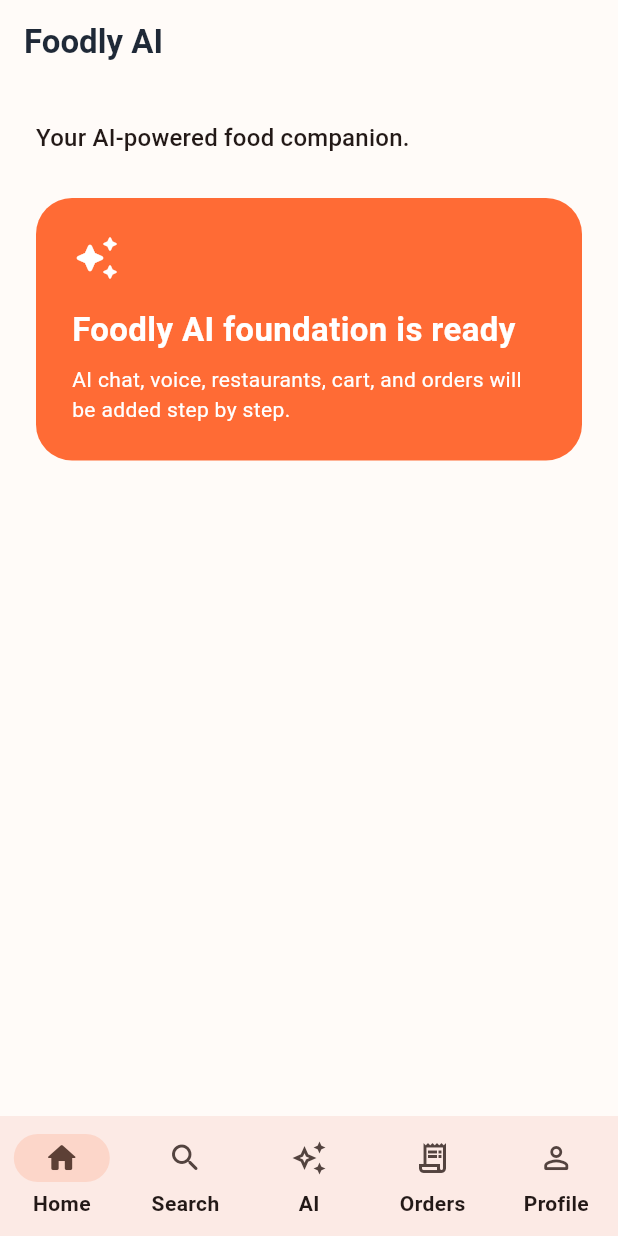
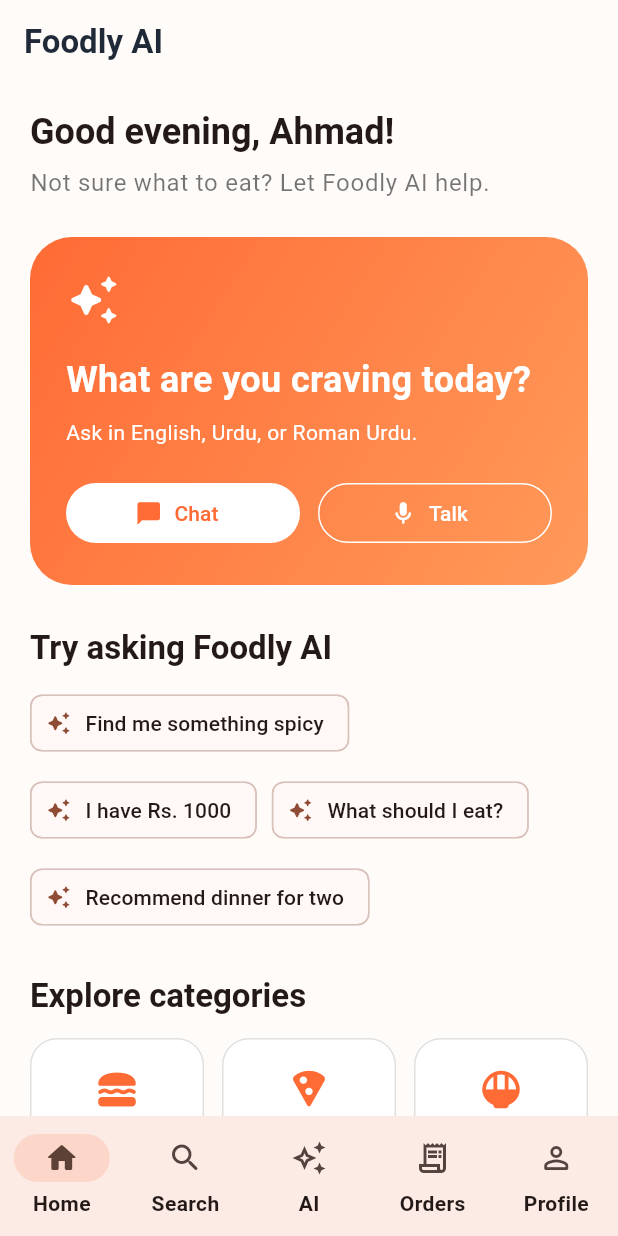
Before and after one commit to Ahmad-Asg/-Foodly-AI-Order-Food-by-Your-Voice, a Flutter app: the AppShell screen opened directly, on a phone screen of 412 x 824 dp. Run offline on Flutter 3.47's test engine with Material 3 defaults, Android fonts, the phone set to English and light mode, and no system bars.

Commit message:
Build AI-first Foodly home screen

```diff
--- a/lib/features/home/presentation/home_screen.dart
+++ b/lib/features/home/presentation/home_screen.dart
@@ -5,50 +5,219 @@ import '../../../core/theme/app_theme.dart';
 class HomeScreen extends StatelessWidget {
   const HomeScreen({super.key});
 
+  void _showComingSoon(BuildContext context, String feature) {
+    ScaffoldMessenger.of(context).showSnackBar(
+      SnackBar(content: Text('$feature is coming in the next step.')),
+    );
+  }
+
   @override
   Widget build(BuildContext context) {
     return SafeArea(
-      child: Padding(
+      child: ListView(
+        padding: const EdgeInsets.fromLTRB(20, 16, 20, 28),
+        children: [
+          Text(
+            'Good evening, Ahmad!',
+            style: Theme.of(context).textTheme.headlineSmall?.copyWith(
+                  fontWeight: FontWeight.bold,
+                ),
+          ),
+          const SizedBox(height: 6),
+          Text(
+            'Not sure what to eat? Let Foodly AI help.',
+            style: Theme.of(context).textTheme.bodyLarge?.copyWith(
+                  color: Colors.black54,
+                ),
+          ),
+          const SizedBox(height: 24),
+          Container(
             padding: const EdgeInsets.all(24),
+            decoration: BoxDecoration(
+              borderRadius: BorderRadius.circular(28),
+              gradient: const LinearGradient(
+                colors: [FoodlyColors.primary, Color(0xFFFF9A5A)],
+                begin: Alignment.topLeft,
+                end: Alignment.bottomRight,
+              ),
+            ),
             child: Column(
               crossAxisAlignment: CrossAxisAlignment.start,
               children: [
-            Text(
-              'Your AI-powered food companion.',
-              style: Theme.of(context).textTheme.titleMedium,
+                const Icon(
+                  Icons.auto_awesome_rounded,
+                  size: 36,
+                  color: Colors.white,
                 ),
-            const SizedBox(height: 28),
-            Container(
-              width: double.infinity,
-              padding: const EdgeInsets.all(24),
-              decoration: BoxDecoration(
-                color: FoodlyColors.primary,
-                borderRadius: BorderRadius.circular(24),
-              ),
-              child: const Column(
-                crossAxisAlignment: CrossAxisAlignment.start,
-                children: [
-                  Icon(Icons.auto_awesome_rounded, color: Colors.white, size: 32),
-                  SizedBox(height: 16),
-                  Text(
-                    'Foodly AI foundation is ready',
+                const SizedBox(height: 18),
+                const Text(
+                  'What are you craving today?',
                   style: TextStyle(
                     color: Colors.white,
-                      fontSize: 22,
+                    fontSize: 24,
                     fontWeight: FontWeight.bold,
                   ),
                 ),
-                  SizedBox(height: 8),
-                  Text(
-                    'AI chat, voice, restaurants, cart, and orders will be added step by step.',
+                const SizedBox(height: 8),
+                const Text(
+                  'Ask in English, Urdu, or Roman Urdu.',
                   style: TextStyle(color: Colors.white),
+                ),
+                const SizedBox(height: 20),
+                Row(
+                  children: [
+                    Expanded(
+                      child: FilledButton.icon(
+                        style: FilledButton.styleFrom(
+                          backgroundColor: Colors.white,
+                          foregroundColor: FoodlyColors.primary,
+                        ),
+                        onPressed: () => _showComingSoon(context, 'AI Chat'),
+                        icon: const Icon(Icons.chat_bubble_rounded),
+                        label: const Text('Chat'),
+                      ),
+                    ),
+                    const SizedBox(width: 12),
+                    Expanded(
+                      child: OutlinedButton.icon(
+                        style: OutlinedButton.styleFrom(
+                          foregroundColor: Colors.white,
+                          side: const BorderSide(color: Colors.white),
+                        ),
+                        onPressed: () => _showComingSoon(context, 'AI Voice'),
+                        icon: const Icon(Icons.mic_rounded),
+                        label: const Text('Talk'),
+                      ),
+                    ),
+                  ],
                 ),
               ],
             ),
           ),
+          const SizedBox(height: 28),
+          Text(
+            'Try asking Foodly AI',
+            style: Theme.of(context).textTheme.titleLarge?.copyWith(
+                  fontWeight: FontWeight.bold,
+                ),
+          ),
+          const SizedBox(height: 12),
+          Wrap(
+            spacing: 10,
+            runSpacing: 10,
+            children: const [
+              _PromptChip(label: 'Find me something spicy'),
+              _PromptChip(label: 'I have Rs. 1000'),
+              _PromptChip(label: 'What should I eat?'),
+              _PromptChip(label: 'Recommend dinner for two'),
             ],
           ),
+          const SizedBox(height: 28),
+          Text(
+            'Explore categories',
+            style: Theme.of(context).textTheme.titleLarge?.copyWith(
+                  fontWeight: FontWeight.bold,
+                ),
+          ),
+          const SizedBox(height: 14),
+          const Row(
+            children: [
+              Expanded(
+                child: _CategoryCard(
+                  icon: Icons.lunch_dining_rounded,
+                  label: 'Burgers',
+                ),
+              ),
+              SizedBox(width: 12),
+              Expanded(
+                child: _CategoryCard(
+                  icon: Icons.local_pizza_rounded,
+                  label: 'Pizza',
+                ),
+              ),
+              SizedBox(width: 12),
+              Expanded(
+                child: _CategoryCard(
+                  icon: Icons.rice_bowl_rounded,
+                  label: 'Pakistani',
+                ),
+              ),
+            ],
+          ),
+          const SizedBox(height: 28),
+          Text(
+            'Coming soon',
+            style: Theme.of(context).textTheme.titleLarge?.copyWith(
+                  fontWeight: FontWeight.bold,
+                ),
+          ),
+          const SizedBox(height: 10),
+          const Card(
+            child: ListTile(
+              leading: CircleAvatar(
+                backgroundColor: Color(0xFFFFE5D9),
+                child: Icon(
+                  Icons.restaurant_rounded,
+                  color: FoodlyColors.primary,
+                ),
+              ),
+              title: Text('Personalized food recommendations'),
+              subtitle: Text('Based on your taste, budget, and favorites.'),
+            ),
+          ),
+        ],
       ),
     );
   }
 }
+
+class _PromptChip extends StatelessWidget {
+  const _PromptChip({required this.label});
+
+  final String label;
+
+  @override
+  Widget build(BuildContext context) {
+    return ActionChip(
+      avatar: const Icon(Icons.auto_awesome_rounded, size: 17),
+      label: Text(label),
+      onPressed: () {
+        ScaffoldMessenger.of(context).showSnackBar(
+          SnackBar(content: Text('We will ask: "$label"')),
+        );
+      },
+    );
+  }
+}
+
+class _CategoryCard extends StatelessWidget {
+  const _CategoryCard({
+    required this.icon,
+    required this.label,
+  });
+
+  final IconData icon;
+  final String label;
+
+  @override
+  Widget build(BuildContext context) {
+    return Container(
+      padding: const EdgeInsets.symmetric(vertical: 18),
+      decoration: BoxDecoration(
+        color: Colors.white,
+        borderRadius: BorderRadius.circular(18),
+        border: Border.all(color: Colors.black12),
+      ),
+      child: Column(
+        children: [
+          Icon(icon, color: FoodlyColors.primary, size: 30),
+          const SizedBox(height: 8),
+          Text(
+            label,
+            style: const TextStyle(fontWeight: FontWeight.w600),
+          ),
+        ],
+      ),
+    );
+  }
+}
```
Lines whose indentation alone changed are shown as unchanged.
